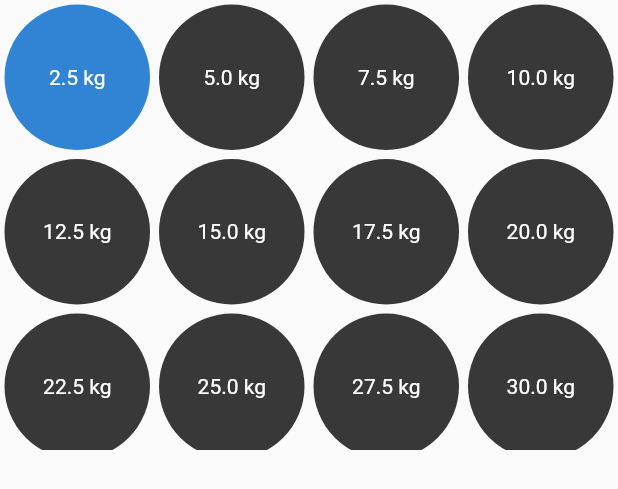
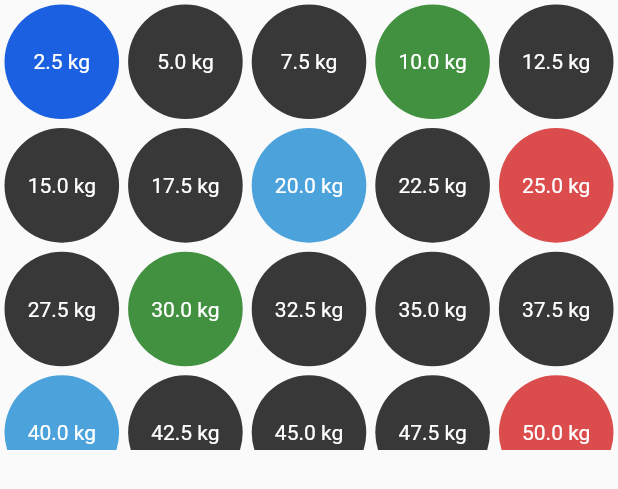
Before and after one commit to Fabccc/MuscleHack, a Flutter app: the WeightList widget shown alone on an empty page, opened directly with empty values, on a phone screen of 412 x 824 dp. Shown: the top 489 px of the screen. Run offline on Flutter 3.47's test engine with Material 2 defaults, Android fonts, the phone set to English and light mode, and no system bars; our stand-ins replace device_info_plus, syncfusion_flutter_charts; missing offline and left inert: flutter_background_service, flutter_background_service_android, sqfentity, sqfentity_gen; project files that could hold a hidden picture were left out.

Commit message:
Added colors to weight, removed old me, fixed android config

```diff
--- a/lib/views/seance/weight_list.dart
+++ b/lib/views/seance/weight_list.dart
@@ -2,6 +2,15 @@ import 'package:flutter/material.dart';
 import 'package:musclatax/tools/helper.dart';
 
 typedef Update = void Function(int index);
+
+const Map<int, Color> weightColors = {
+  // Multiple of 10 = green
+  10: Color.fromARGB(255, 65, 145, 65),
+  // Multiple of 20 = blue
+  20: Color.fromARGB(255, 76, 162, 219),
+  // Multiple of 25 = red
+  25: Color.fromARGB(255, 219, 76, 76),
+};
 
 // ignore: must_be_immutable
 class WeightList extends StatelessWidget {
@@ -19,11 +28,18 @@ class WeightList extends StatelessWidget {
           child: GridView.count(
             // Create a grid with 2 columns. If you change the scrollDirection to
             // horizontal, this produces 2 rows.
-            crossAxisCount: 4,
+            crossAxisCount: 5,
             // Generate 100 widgets that display their index in the List.
-            children: List.generate(40, (index) {
+            children: List.generate(100, (index) {
               double kg = (index + 1) * 2.5;
               // double lbs = kg.toDouble() * 2.205;
+
+              Color colorForWeight = const Color.fromARGB(255, 56, 56, 56);
+              weightColors.forEach((key, value) {
+                if (kg % key == 0) {
+                  colorForWeight = value;
+                }
+              });
 
               return GestureDetector(
                 onTap: () {
@@ -33,8 +49,8 @@ class WeightList extends StatelessWidget {
                   margin: const EdgeInsets.all(3.0),
                   decoration: BoxDecoration(
                       color: selectedWeight == index
-                          ? UITools.mainBgColor
-                          : const Color.fromARGB(255, 56, 56, 56),
+                          ? UITools.mainItemBgColor
+                          : colorForWeight,
                       shape: BoxShape.circle),
                   child: Column(
                     mainAxisAlignment: MainAxisAlignment.center,
--- a/lib/views/statistics/exercice_stats.dart
+++ b/lib/views/statistics/exercice_stats.dart
@@ -43,7 +43,11 @@ class _ExerciceStateState extends State<ExerciceStat> {
   void _updateData() async {
     var sessions = await _fetchData();
     setState(() {
-      _performed = sessions;
+      _performed = sessions.map((e) {
+        // divide e.weight by 2.5
+        e.weight = (e.weight ?? 0).toDouble() ~/ 2;
+        return e;
+      }).toList();
     });
   }
 
```
Also changed, not shown: 3 other files.
